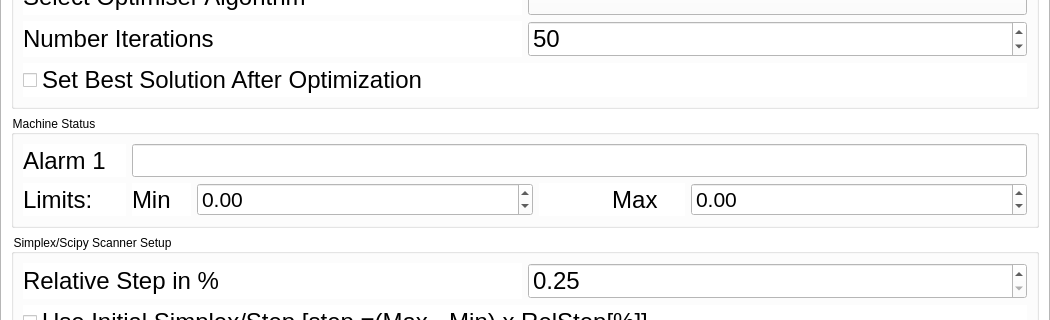
Old version of the form optimizer/UIOcelotInterface_gen.ui in the repository ocelot-collab/ocelot; both pictures show x 0 to 1050 and y 518 to 838 of the 1050 by 1022 pixel window.
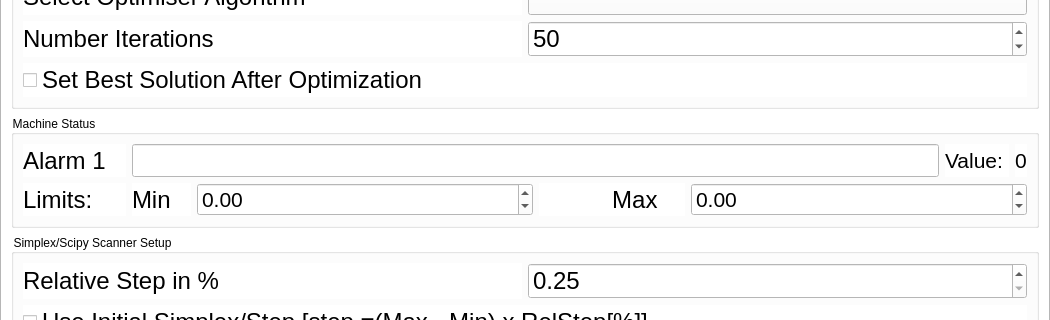
New version of the form. The open tabs and pages were chosen to show the change. Custom widgets are drawn as their Qt base class.

Commit message: added indicationof alarm level

Patch:
```diff
--- a/optimizer/UIOcelotInterface_gen.ui
+++ b/optimizer/UIOcelotInterface_gen.ui
@@ -1255,6 +1255,8 @@
             <item>
              <layout class="QVBoxLayout" name="verticalLayout_14">
               <item>
+               <layout class="QHBoxLayout" name="horizontalLayout_9">
+                <item>
                <widget class="QLineEdit" name="le_alarm">
                 <property name="font">
                  <font>
@@ -1262,6 +1264,27 @@
                  </font>
                 </property>
                </widget>
+                </item>
+                <item>
+                 <widget class="QLabel" name="label_12">
+                  <property name="text">
+                   <string>&lt;html&gt;&lt;head/&gt;&lt;body&gt;&lt;p&gt;&lt;span style=&quot; font-size:16pt;&quot;&gt;Value:    &lt;/span&gt;&lt;/p&gt;&lt;/body&gt;&lt;/html&gt;</string>
+                  </property>
+                 </widget>
+                </item>
+                <item>
+                 <widget class="QLabel" name="label_alarm">
+                  <property name="font">
+                   <font>
+                    <pointsize>16</pointsize>
+                   </font>
+                  </property>
+                  <property name="text">
+                   <string>&lt;html&gt;&lt;head/&gt;&lt;body&gt;&lt;p&gt;&lt;span style=&quot; font-size:16pt;&quot;&gt;0&lt;/span&gt;&lt;/p&gt;&lt;/body&gt;&lt;/html&gt;</string>
+                  </property>
+                 </widget>
+                </item>
+               </layout>
               </item>
               <item>
                <layout class="QHBoxLayout" name="horizontalLayout_6">
```
Lines whose indentation alone changed are shown as unchanged. The commit also changes 4 other files.
